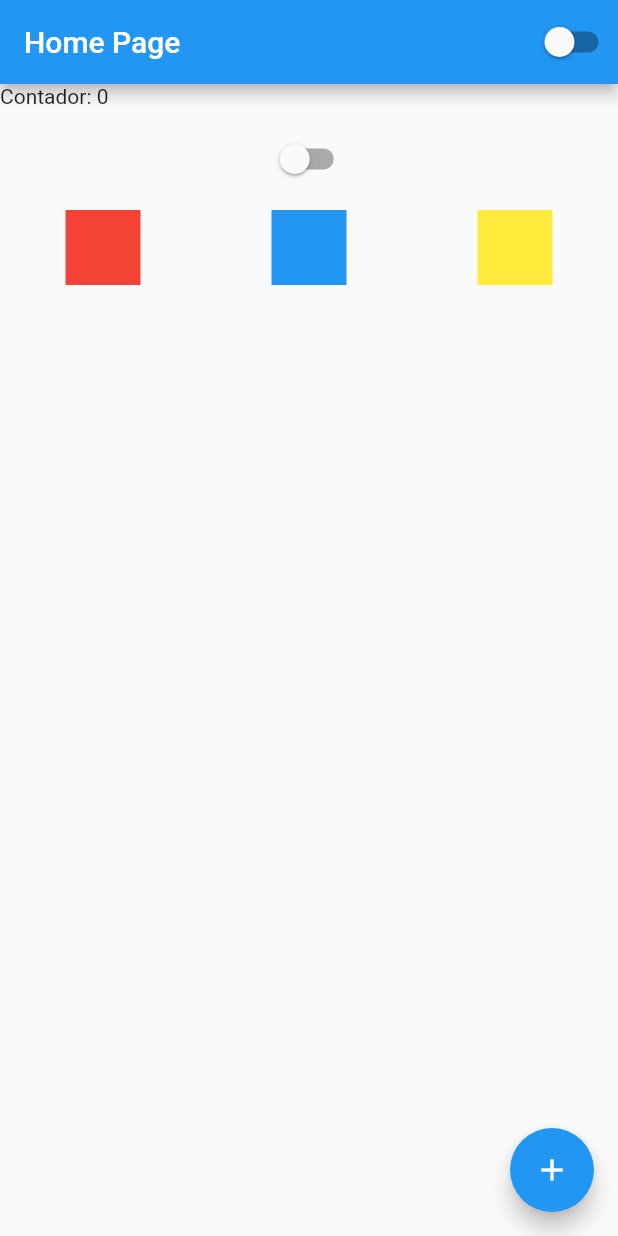
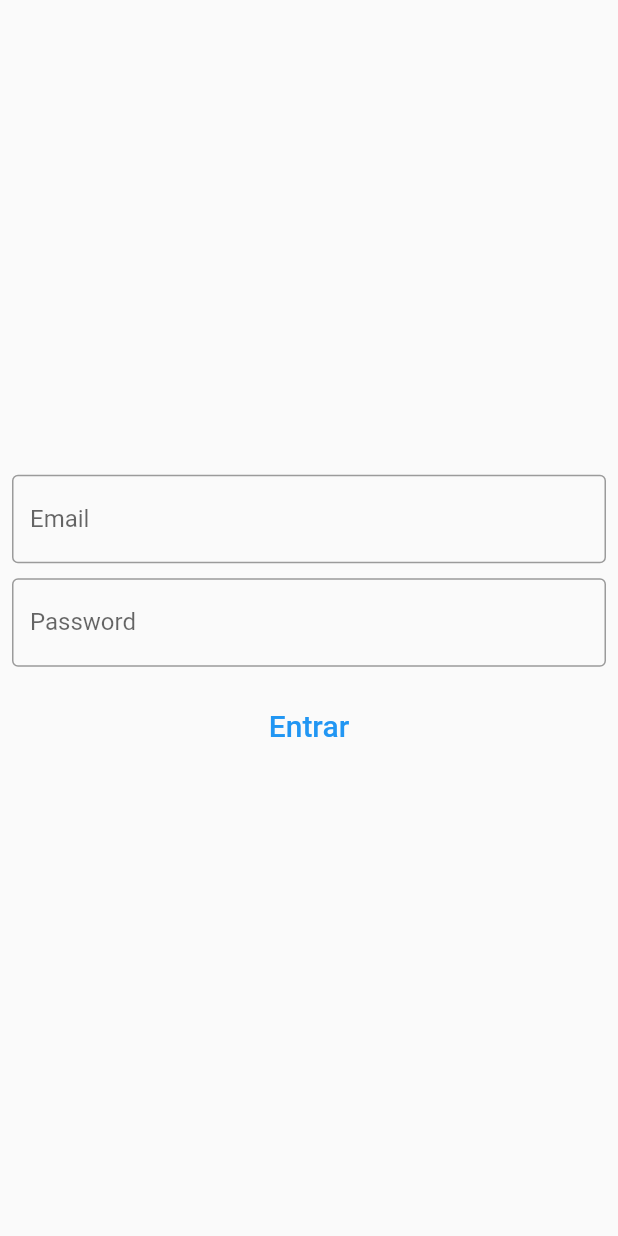
Before and after one commit to rendell-arruda/curso_flutterando, a Flutter app: the screen it shows after launch, on a phone screen of 412 x 824 dp. Run offline on Flutter 3.47's test engine with Material 2 defaults, Android fonts, the phone set to English and light mode, and no system bars.

Commit message:
tela login

```diff
--- a/lib/app_widget.dart
+++ b/lib/app_widget.dart
@@ -1,5 +1,6 @@
 import 'package:flutter/material.dart';
 import 'package:projeto_flutterando/app_controller.dart';
+import 'package:projeto_flutterando/login_page.dart';
 
 import 'home_page.dart';
 
@@ -13,11 +14,12 @@
       builder: (context, child) {
         return MaterialApp(
           theme: ThemeData(
-          primarySwatch: Colors.blue,
-          brightness : AppControler.instance.isDartTheme
-              ? Brightness.dark
-              : Brightness.light,),
-          home: HomePage(),
+            primarySwatch: Colors.blue,
+            brightness: AppControler.instance.isDartTheme
+                ? Brightness.dark
+                : Brightness.light,
+          ),
+          home: LoginPage(),
         );
       },
     );
--- /dev/null
+++ b/lib/login_page.dart
@@ -0,0 +1,73 @@
+import 'package:flutter/material.dart';
+
+class LoginPage extends StatefulWidget {
+  const LoginPage({super.key});
+
+  @override
+  State<LoginPage> createState() => _LoginPageState();
+}
+
+class _LoginPageState extends State<LoginPage> {
+  String email = '';
+  String password = '';
+
+  @override
+  Widget build(BuildContext context) {
+    return Scaffold(
+      body: SingleChildScrollView(
+        child: SizedBox(
+          width: MediaQuery.of(context).size.width,
+          height: MediaQuery.of(context).size.height,
+          child: Padding(
+            padding: const EdgeInsets.all(8.0),
+            child: Column(
+                mainAxisAlignment: MainAxisAlignment.center,
+                crossAxisAlignment: CrossAxisAlignment.center,
+                children: [
+                  TextField(
+                    onChanged: (text) {
+                      email = text;
+                    },
+                    keyboardType: TextInputType.emailAddress,
+                    decoration: InputDecoration(
+                      labelText: 'Email',
+                      border: OutlineInputBorder(),
+                    ),
+                  ),
+                  SizedBox(
+                    height: 10,
+                  ),
+                  TextField(
+                    onChanged: (text) {
+                      password = text;
+                    },
+                    obscureText: true,
+                    decoration: InputDecoration(
+                      labelText: 'Password',
+                      border: OutlineInputBorder(),
+                    ),
+                  ),
+                  SizedBox(
+                    height: 15,
+                  ),
+                  TextButton(
+                    onPressed: () {
+                      if (email == 'rendellarruda3@gmail.com' &&
+                          password == '123') {
+                        print('correto');
+                      } else {
+                        print('login inválido');
+                      }
+                    },
+                    child: Text(
+                      'Entrar',
+                      style: TextStyle(fontSize: 20),
+                    ),
+                  )
+                ]),
+          ),
+        ),
+      ),
+    );
+  }
+}
```
